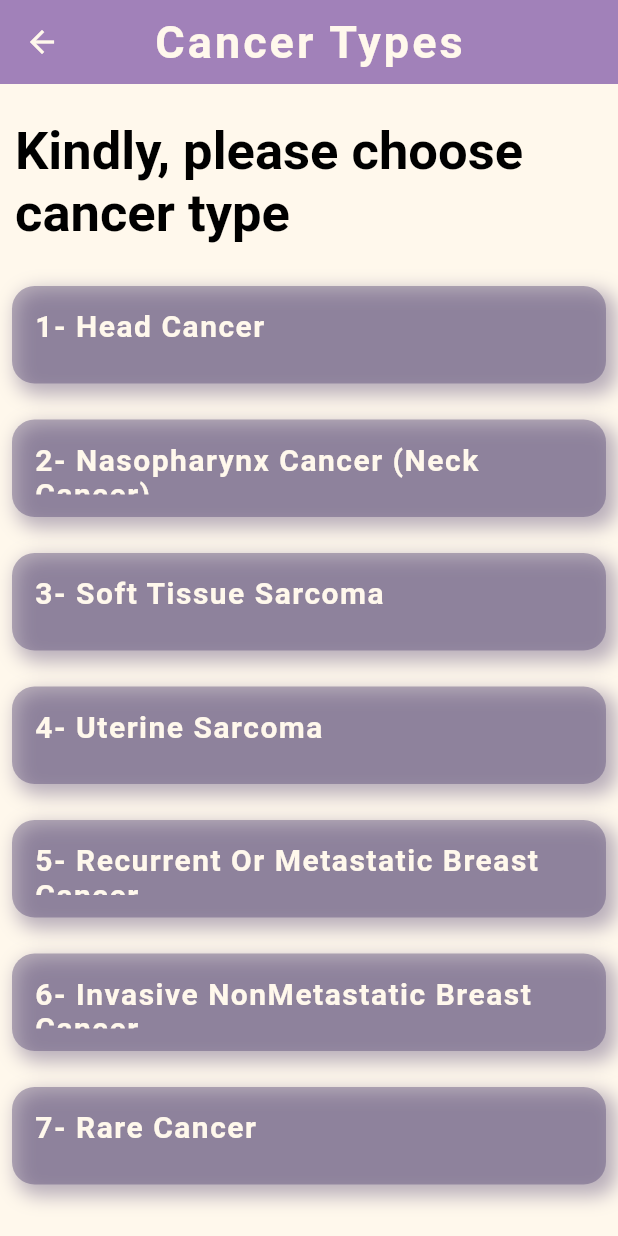
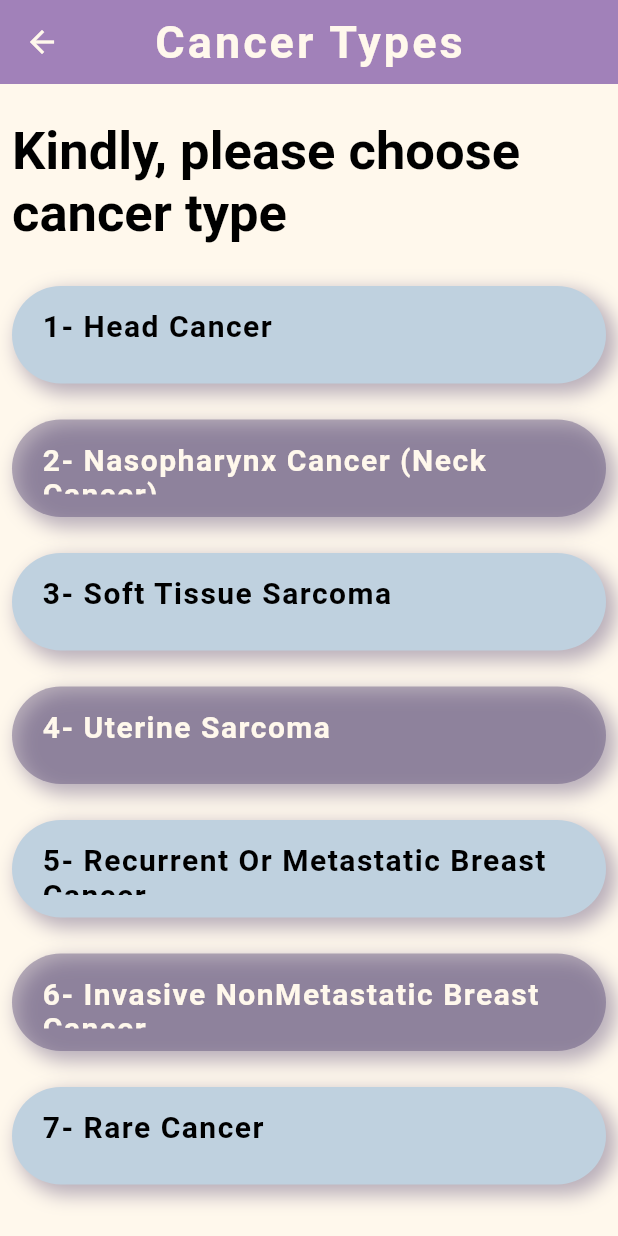
Before and after one commit to mahmoudelruby/dose_treatment_cancer, a Flutter app: the CancerTypesPage screen opened directly, on a phone screen of 412 x 824 dp. Run offline on Flutter 3.47's test engine with Material 2 defaults, Android fonts, the phone set to English and light mode, and no system bars; our stand-ins replace google_fonts; Roboto replaces fonts that are missing (Quintessential).

Commit message:
bugs fixed

```diff
--- a/lib/model/data_model.dart
+++ b/lib/model/data_model.dart
@@ -1,6 +1,7 @@
 class DataModel {
   DataModel({required this.cancerName, required this.details , required this.area});
-final double area;
+
+  final double area;
   final String cancerName;
   final List<DetailsModel> details;
 }
--- a/lib/modules/dose_page/dose_page.dart
+++ b/lib/modules/dose_page/dose_page.dart
@@ -34,6 +34,7 @@ class DosePage extends StatelessWidget {
       body: Padding(
         padding: const EdgeInsets.all(8.0),
         child: SingleChildScrollView(
+          physics: const BouncingScrollPhysics(),
           child: Column(
             crossAxisAlignment: CrossAxisAlignment.start,
             children: [
@@ -53,7 +54,7 @@ class DosePage extends StatelessWidget {
                 height: 48.0,
               ),
               Text(
-                "Details",
+                "Details:",
                 style: GoogleFonts.quintessential(
                   fontSize: 30,
                   color: secondColor,
@@ -78,13 +79,14 @@ class DosePage extends StatelessWidget {
               ),
               Row(
                 children: [
-                  Spacer(),
+                  const Spacer(),
                   InkWell(
                     onTap: () => Navigator.of(context).pushAndRemoveUntil(
-                        MaterialPageRoute(
-                          builder: (context) => HomeScreen(),
-                        ),
-                        (route) => false),
+                      MaterialPageRoute(
+                        builder: (context) => HomeScreen(),
+                      ),
+                      (route) => false,
+                    ),
                     child: Container(
                       width: 120,
                       height: 50.0,
--- a/lib/modules/home_page/home_screen.dart
+++ b/lib/modules/home_page/home_screen.dart
@@ -16,7 +16,6 @@ class HomeScreen extends StatefulWidget {
 
 class _HomeScreenState extends State<HomeScreen> {
   final TextEditingController heightController = TextEditingController();
-
   final TextEditingController weightController = TextEditingController();
 
   @override
@@ -139,7 +138,7 @@ class _HomeScreenState extends State<HomeScreen> {
 
   void calculateArea(double height, double weight, context) {
 
-    if (height > 250 || height < 100 || weight > 250) {
+    if (height > 251 || height < 80 || weight > 600) {
       showAlertDialog(context,
           title: 'Input  Error',
           content: 'Irrational inputs',
@@ -147,6 +146,7 @@ class _HomeScreenState extends State<HomeScreen> {
             Navigator.of(context).pop(false);
           });
     } else {
+
       var areaBeforeRound = (sqrt((height * weight) / 3600));
 
       setState(() {
@@ -155,12 +155,10 @@ class _HomeScreenState extends State<HomeScreen> {
       showAlertDialog(
         context,
         title: 'Body Area',
-        content: 'your body area is equal to  $area ',
+        content: 'Your body area is equal to $area',
         defaultActionText: "Continue",
         defaultAction: () {
-          Navigator.of(context).push(
-            MaterialPageRoute(builder: (context) =>  const CancerTypesPage()),
-          );
+          Navigator.of(context).push(MaterialPageRoute(builder: (context) =>  const CancerTypesPage()),);
         },
         cancelActionText: 'Change Values',
       );
--- a/lib/modules/types_in_detail/head_cancer_screen.dart
+++ b/lib/modules/types_in_detail/head_cancer_screen.dart
@@ -34,7 +34,7 @@ class _HeadCancerState extends State<HeadCancer> {
             regimenName: "* cetuxiamb",
             regimenDetails:
                 "Day 1: Cetuximab ${(400/area).toStringAsPrecision(3)} mg loading dose over 2 hours, 1 week before radiotherapy."
-                " \nDay 7: with radiotherapy cetuximab ${(250/area).toStringAsPrecision(3)} mg. \n7 week repeated.",
+                "\nDay 7: with radiotherapy cetuximab ${(250/area).toStringAsPrecision(3)} mg. \n7 week repeated.",
           ),
           RegimenModel(
             regimenName: "* Carboplatin + infusional 5-FU (Category 1)",
@@ -63,7 +63,7 @@ class _HeadCancerState extends State<HeadCancer> {
           RegimenModel(
             regimenName: "* Carboplatin + paclitaxel (Category 2B)",
             regimenDetails:
-                "Day 1: Paclitaxel ${(40/area).toStringAsPrecision(3)}-${(45/area).toStringAsPrecision(3)} mg/week and carboplatin ${100 / area} mg/week",
+                "Day 1: Paclitaxel ${(40/area).toStringAsPrecision(3)}-${(45/area).toStringAsPrecision(3)} mg/week and carboplatin ${(100 / area).toStringAsPrecision(3)} mg/week",
           ),
           RegimenModel(
             regimenName: "* Weekly cisplatin (Category 2B)",
@@ -105,6 +105,7 @@ class _HeadCancerState extends State<HeadCancer> {
     ],
   );
 
+
   @override
   Widget build(BuildContext context) {
     return Scaffold(
@@ -127,6 +128,7 @@ class _HeadCancerState extends State<HeadCancer> {
         centerTitle: true,
       ),
       body: SingleChildScrollView(
+        physics:const BouncingScrollPhysics(),
         child: Column(
           mainAxisAlignment: MainAxisAlignment.start,
           children: createPageExpansionTiles(context, headCancerModel),
--- a/lib/modules/types_in_detail/neck_cancer_screen.dart
+++ b/lib/modules/types_in_detail/neck_cancer_screen.dart
@@ -28,7 +28,7 @@ class _NeckCancerState extends State<NeckCancer> {
           RegimenModel(
             regimenName: "* Cisplatin + radiotherapy + cisplatin + 5FU",
             regimenDetails:
-            "Cycles 1 - 3 \nDay 1: Cisplatin ${(100/area).toStringAsPrecision(3)} mg IV; plus radiotherapy."
+            "*Cycles 1 - 3 \nDay 1: Cisplatin ${(100/area).toStringAsPrecision(3)} mg IV; plus radiotherapy."
                 "\nRepeat cycle every 3 weeks; followed by Cycles"
                 " 4-6\nDays 1: Cisplatin ${(80/area).toStringAsPrecision(3)} mg IV over 1 hour ,plus "
                 "\nDays 1-4 : 5-FU ${(1000/area).toStringAsPrecision(3)} mg continuous IV infusion daily. "
--- a/lib/modules/types_page/cancer_types.dart
+++ b/lib/modules/types_page/cancer_types.dart
@@ -28,7 +28,7 @@ class CancerTypesPage extends StatelessWidget {
             letterSpacing: 2,
           ),
         ),
-        iconTheme:  IconThemeData(
+        iconTheme: IconThemeData(
           color: backgroundColor, //change your color here
         ),
         elevation: 0.0,
@@ -40,39 +40,36 @@ class CancerTypesPage extends StatelessWidget {
             height: double.infinity,
             color: backgroundColor,
             child: SingleChildScrollView(
-              physics:const BouncingScrollPhysics(),
+              physics: const BouncingScrollPhysics(),
               child: Column(
                 mainAxisSize: MainAxisSize.max,
+                crossAxisAlignment: CrossAxisAlignment.start,
                 mainAxisAlignment: MainAxisAlignment.spaceEvenly,
                 children: [
                   SizedBox(
                     height: MediaQuery.of(context).size.height * .03,
                   ),
-                  Row(
-                    children: [
-                      const SizedBox(
-                        width: 10.0,
-                      ),
-                      Expanded(
+                  Padding(
+                    padding: const EdgeInsets.symmetric(horizontal: 8,),
                     child: Text(
                       'Kindly, please choose \ncancer type ️ ',
                       style: GoogleFonts.quintessential(
                           color: Colors.black,
                           fontSize: 35,
-                              fontWeight: FontWeight.w700),
+                          fontWeight: FontWeight.w700,),
                     ),
-                      ),
-                    ],
                   ),
                   const SizedBox(
                     height: 20,
                   ),
                   cancerItem(
                       "1- Head Cancer",
-                       HeadCancer(
+                      const HeadCancer(
                         title: "Head Cancer",
                       ),
-                      context),
+                      babyBlue,
+                      Colors.black,
+                    context,),
                   const SizedBox(
                     height: 8.0,
                   ),
@@ -81,6 +78,8 @@ class CancerTypesPage extends StatelessWidget {
                     const NeckCancer(
                       title: 'Nasopharynx Cancer',
                     ),
+                    tileBackground,
+                    backgroundColor,
                     context,
                   ),
                   const SizedBox(
@@ -91,6 +90,8 @@ class CancerTypesPage extends StatelessWidget {
                     const SoftTissueScreen(
                       title: 'Soft Tissue Sarcoma',
                     ),
+                    babyBlue,
+                    Colors.black,
                     context,
                   ),
                   const SizedBox(
@@ -101,6 +102,8 @@ class CancerTypesPage extends StatelessWidget {
                     const UterineSarcomaScreen(
                       title: 'Uterine Sarcoma',
                     ),
+                    tileBackground,
+                    backgroundColor,
                     context,
                   ),
                   const SizedBox(
@@ -111,6 +114,8 @@ class CancerTypesPage extends StatelessWidget {
                     const MetastaticBreastCancerScreen(
                       title: 'MetastaticBreastCancerScreen',
                     ),
+                    babyBlue,
+                    Colors.black,
                     context,
                   ),
                   const SizedBox(
@@ -121,6 +126,8 @@ class CancerTypesPage extends StatelessWidget {
                     const InvasiveNonMetastaticBreastCancerScreen(
                       title: 'Invasive NonMetastatic Breast Cancer',
                     ),
+                    tileBackground,
+                    backgroundColor,
                     context,
                   ),
                   const SizedBox(
@@ -131,6 +138,8 @@ class CancerTypesPage extends StatelessWidget {
                     const RareCancerScreen(
                       title: 'Rare Cancer',
                     ),
+                    babyBlue,
+                    Colors.black,
                     context,
                   ),
                   const SizedBox(
@@ -143,19 +152,25 @@ class CancerTypesPage extends StatelessWidget {
     );
   }
 
-  Widget cancerItem(String name, Widget route, context) {
+  Widget cancerItem(
+    String name,
+    Widget route,
+    Color background,
+    Color textColor,
+    context,
 
+  ) {
     return Padding(
       padding: const EdgeInsets.all(8.0),
       child: Container(
-        decoration: const BoxDecoration(
+        decoration:  BoxDecoration(
+          color:background,
+          borderRadius: const BorderRadius.all(
+            Radius.circular(45.0),
+          ),
+          boxShadow: const [
+            BoxShadow(
               color: Color.fromARGB(100, 76, 61, 109),
-          borderRadius: BorderRadius.all(
-            Radius.circular(15.0),
-          ),
-          boxShadow:  [
-            BoxShadow(
-              color:Color.fromARGB(100, 76, 61, 109),
               offset: Offset(
                 5.0,
                 5.0,
@@ -172,13 +187,14 @@ class CancerTypesPage extends StatelessWidget {
             Navigator.of(context)
                 .push(MaterialPageRoute(builder: (context) => route));
           },
+
           child: Padding(
-            padding: const EdgeInsets.all(15),
+            padding:  const EdgeInsets.symmetric(vertical: 15.0, horizontal: 20.0,),
             child: Text(
               name,
               style: GoogleFonts.quintessential(
                 fontSize: 20,
-                  color: backgroundColor,
+                color: textColor,
                 fontWeight: FontWeight.bold,
                 letterSpacing: 1,
               ),
--- a/lib/shared/components/show_alert_dialogue.dart
+++ b/lib/shared/components/show_alert_dialogue.dart
@@ -1,6 +1,5 @@
 import 'dart:io';
 
-import 'package:dose_treatment_cancer/shared/constants.dart';
 import 'package:flutter/material.dart';
 
 Future<void> showAlertDialog(
--- a/lib/shared/constants.dart
+++ b/lib/shared/constants.dart
@@ -8,6 +8,10 @@ Color backgroundColor = const Color(0xFFFFF8EC);
 Color mainColor = const Color(0xFFA181B9);
 
 Color secondColor = const Color(0xFF583D85);
+
+Color babyBlue = const Color(0xFFBFD1DF);
+
+Color tileBackground = const Color.fromARGB(100, 76, 61, 109);
 
 void navigateTo(context, Widget route) {
   Navigator.of(context).push(MaterialPageRoute(builder: (context) {
```
Also changed, not shown: pubspec.lock. Lines whose indentation alone changed are shown as unchanged.
